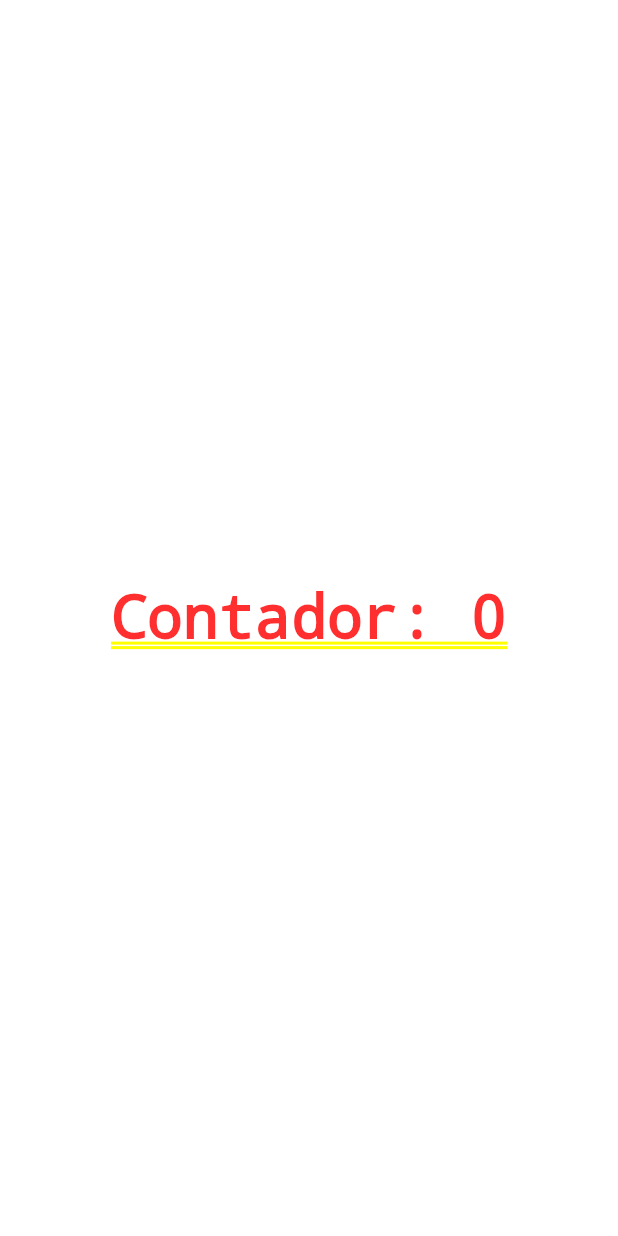
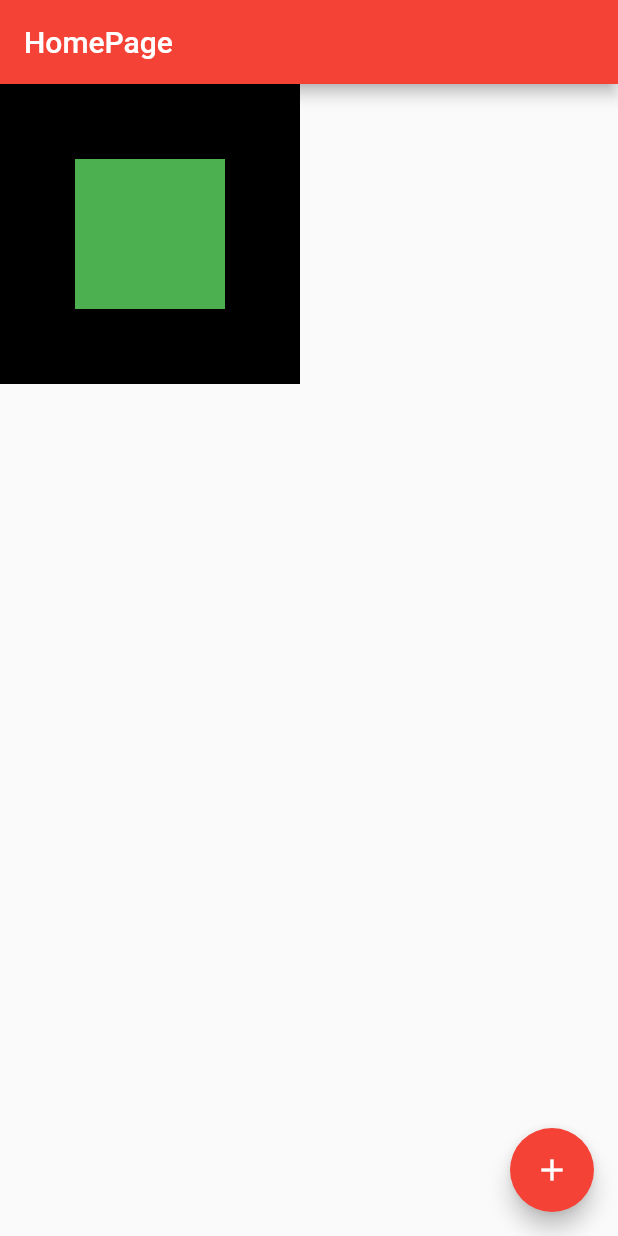
Before and after one commit to Alzarus/ola-mundo-flutter, a Flutter app: the screen it shows after launch, on a phone screen of 412 x 824 dp. Run offline on Flutter 3.47's test engine with Material 2 defaults, Android fonts, the phone set to English and light mode, and no system bars.

Commit message:
until class 12

```diff
--- a/lib/home_page.dart
+++ b/lib/home_page.dart
@@ -14,17 +14,29 @@ class HomePageState extends State<HomePage> {
 
   @override
   Widget build(BuildContext context) {
-    return GestureDetector(
-      child: Center(
-          child: Text(
-        'Contador: $counter',
-        style: const TextStyle(fontSize: 40.0),
-      )),
-      onTap: () {
-        setState(() {
-          counter++;
-        });
-      },
-    );
+    return Scaffold(
+        appBar: AppBar(
+          title: const Text('HomePage'),
+        ),
+        body: Container(
+          height: 200,
+          width: 200,
+          color: Colors.black,
+          child: Center(
+            child: Container(
+              height: 100,
+              width: 100,
+              color: Colors.green,
+            ),
+          ),
+        ),
+        floatingActionButton: FloatingActionButton(
+          child: const Icon(Icons.add),
+          onPressed: () {
+            setState(() {
+              counter++;
+            });
+          },
+        ));
   }
 }
```
